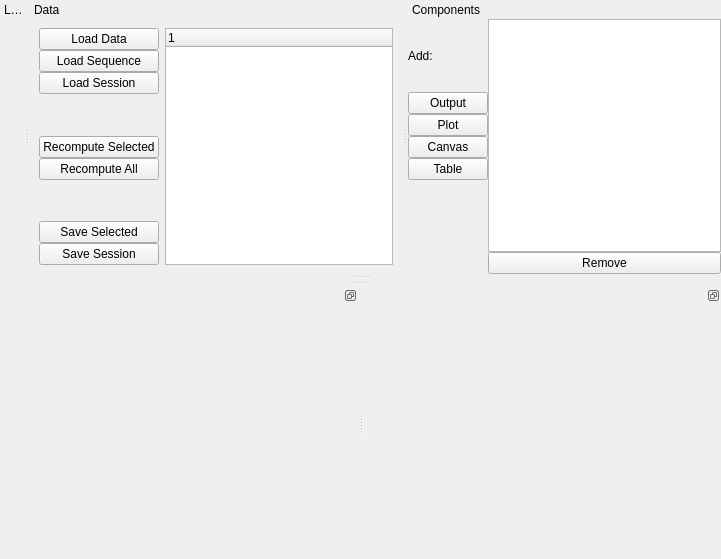
acq4/acq4, file lib/analysis/AnalyzerTemplate.ui: the form before one commit.
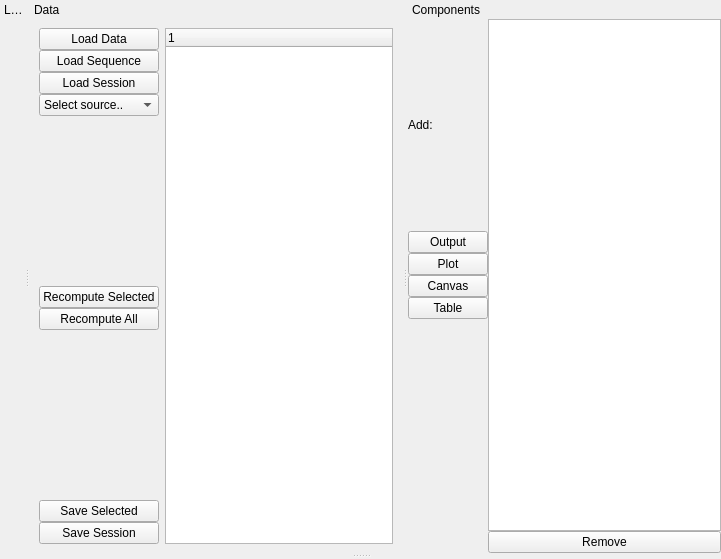
The form after the commit. Custom widgets are drawn as their Qt base class.

The edit to the form file:
```diff
--- a/lib/analysis/AnalyzerTemplate.ui
+++ b/lib/analysis/AnalyzerTemplate.ui
@@ -74,6 +74,15 @@
          </property>
         </widget>
        </item>
+       <item>
+        <widget class="InterfaceCombo" name="dataSourceCombo">
+         <item>
+          <property name="text">
+           <string>Select source..</string>
+          </property>
+         </item>
+        </widget>
+       </item>
        <item>
         <spacer name="verticalSpacer_3">
          <property name="orientation">
@@ -224,25 +233,14 @@
     </layout>
    </widget>
   </widget>
-  <widget class="QDockWidget" name="chartDock1">
-   <property name="features">
-    <set>QDockWidget::DockWidgetFloatable|QDockWidget::DockWidgetMovable</set>
-   </property>
-   <attribute name="dockWidgetArea">
-    <number>8</number>
-   </attribute>
-   <widget class="QWidget" name="dockWidgetContents_4"/>
-  </widget>
-  <widget class="QDockWidget" name="chartDock2">
-   <property name="features">
-    <set>QDockWidget::DockWidgetFloatable|QDockWidget::DockWidgetMovable</set>
-   </property>
-   <attribute name="dockWidgetArea">
-    <number>8</number>
-   </attribute>
-   <widget class="QWidget" name="dockWidgetContents_5"/>
-  </widget>
  </widget>
+ <customwidgets>
+  <customwidget>
+   <class>InterfaceCombo</class>
+   <extends>QComboBox</extends>
+   <header>InterfaceCombo</header>
+  </customwidget>
+ </customwidgets>
  <resources/>
  <connections/>
 </ui>
```
